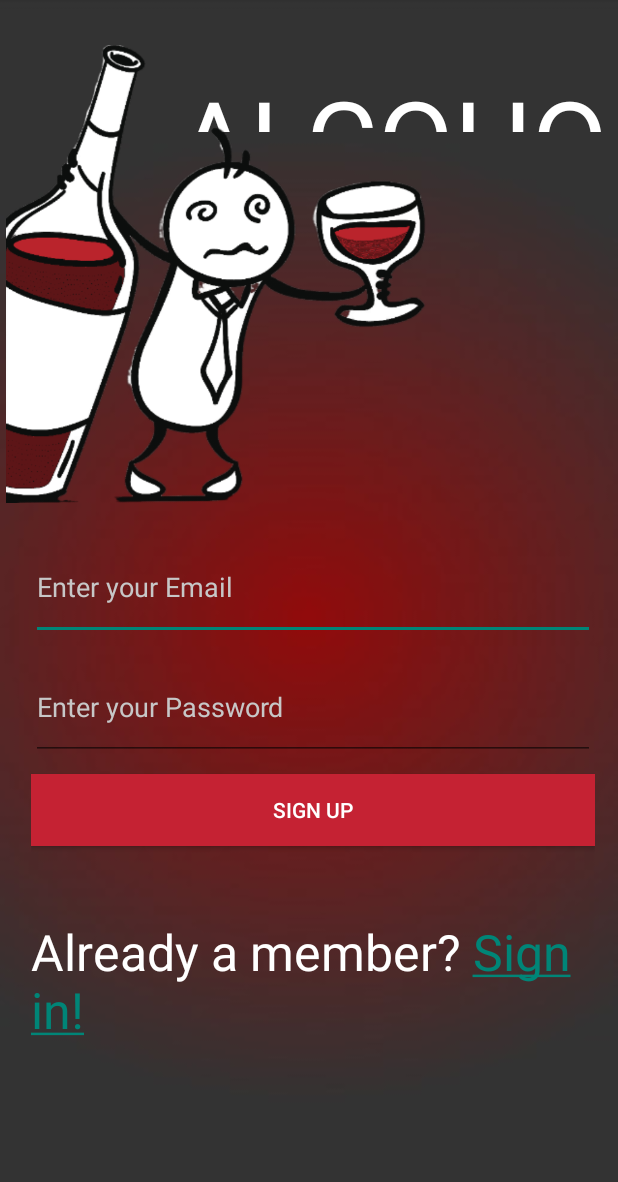
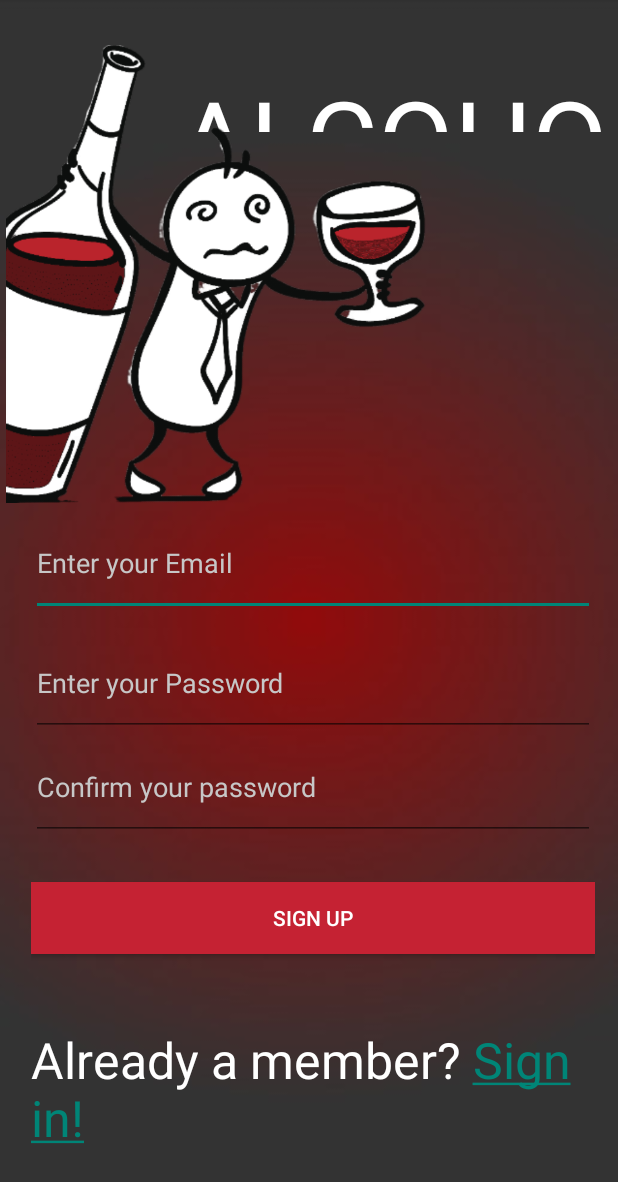
Before and after one commit to jeffthechristian/MPI2-COURSEWORK, an Android app: the SignupActivity screen opened directly, with no data from a screen before it, on a phone screen of 412 x 824 dp. Shown: the top 1182 px of the screen. Run offline under Robolectric (Android 15) with nearby library versions, the phone set to English and light mode, and no system bars; our stand-ins replace Firebase (no records; nobody signed in at launch, a user with empty details on screens opened directly).

Commit message:
sign up confirm password added

```diff
--- a/Alcholator/app/src/main/java/com/example/alcholator/DataInput.java
+++ b/Alcholator/app/src/main/java/com/example/alcholator/DataInput.java
@@ -76,11 +76,17 @@ public class DataInput extends AppCompatActivity {
                             DataEntry dataEntry = new DataEntry(uid, weight, gender);
                             dataRef.child(uid).setValue(dataEntry);
                             Toast.makeText(DataInput.this, "Data updated.", Toast.LENGTH_LONG).show();
+
+                            Intent intent = new Intent(DataInput.this, ProfileActivity.class);
+                            startActivity(intent);
                         } else {
                             // User does not have existing data, create new node
                             DataEntry dataEntry = new DataEntry(uid, weight, gender);
                             dataRef.child(uid).setValue(dataEntry);
                             Toast.makeText(DataInput.this, "Data saved.", Toast.LENGTH_LONG).show();
+
+                            Intent intent = new Intent(DataInput.this, ProfileActivity.class);
+                            startActivity(intent);
                         }
                     }
 
--- a/Alcholator/app/src/main/java/com/example/alcholator/SignupActivity.java
+++ b/Alcholator/app/src/main/java/com/example/alcholator/SignupActivity.java
@@ -19,7 +19,7 @@ import com.google.firebase.auth.FirebaseAuth;
 
 public class SignupActivity extends AppCompatActivity {
 
-    private EditText emailTextView, passwordTextView;
+    private EditText emailTextView, passwordTextView, confirmPasswordTextView;
     private ProgressBar progressBar;
     private FirebaseAuth mAuth;
 
@@ -36,6 +36,7 @@ public class SignupActivity extends AppCompatActivity {
         passwordTextView = findViewById(R.id.passwd);
         Button btn = findViewById(R.id.btnregister);
         progressBar = findViewById(R.id.progressbar);
+        confirmPasswordTextView = findViewById(R.id.passwd2);
 
         // Set on Click Listener on Registration button
         btn.setOnClickListener(v -> registerNewUser());
@@ -61,9 +62,15 @@ public class SignupActivity extends AppCompatActivity {
         progressBar.setVisibility(View.VISIBLE);
 
         // Take the value of two edit texts in Strings
-        String email, password;
+        String email, password, confirmPassword;
         email = emailTextView.getText().toString();
         password = passwordTextView.getText().toString();
+        confirmPassword = confirmPasswordTextView.getText().toString();
+
+        if (password != confirmPassword) {
+            Toast.makeText(getApplicationContext(), "Passwords doesn't match!", Toast.LENGTH_SHORT).show();
+            return;
+        }
 
         // Validations for input email and password
         if (TextUtils.isEmpty(email)) {
--- a/Alcholator/app/src/main/res/layout/activity_signup.xml
+++ b/Alcholator/app/src/main/res/layout/activity_signup.xml
@@ -35,10 +35,11 @@
         app:srcCompat="@drawable/drunk_man" />
 
     <RelativeLayout
+        android:id="@+id/relativeLayout"
         android:layout_width="match_parent"
         android:layout_height="match_parent"
         android:layout_marginStart="5dp"
-        android:layout_marginTop="300dp"
+        android:layout_marginTop="284dp"
         android:gravity="center_vertical"
         android:orientation="vertical"
         android:padding="15dp"
@@ -55,8 +56,8 @@
             android:layout_alignParentTop="true"
             android:layout_marginTop="41dp"
             android:hint="Enter your Email"
-            android:textColorHint="@color/gray"
-            android:textColor="@color/white" />
+            android:textColor="@color/white"
+            android:textColorHint="@color/gray" />
 
         <EditText
             android:id="@+id/passwd"
@@ -65,16 +66,16 @@
             android:layout_below="@+id/email"
             android:layout_marginTop="10dp"
             android:hint="Enter your Password"
-            android:textColorHint="@color/gray"
             android:inputType="textPassword"
-            android:textColor="@color/white" />
+            android:textColor="@color/white"
+            android:textColorHint="@color/gray" />
 
         <Button
             android:id="@+id/btnregister"
             android:layout_width="match_parent"
             android:layout_height="wrap_content"
             android:layout_below="@+id/passwd"
-            android:layout_marginTop="9dp"
+            android:layout_marginTop="97dp"
             android:background="@drawable/button_style"
             android:text="SIGN UP"
             android:textColor="@color/white" />
@@ -97,6 +98,17 @@
             android:layout_width="wrap_content"
             android:layout_height="wrap_content"
             android:visibility="gone" />
+
+        <EditText
+            android:id="@+id/passwd2"
+            android:layout_width="match_parent"
+            android:layout_height="70dp"
+            android:layout_alignBottom="@+id/passwd"
+            android:layout_marginBottom="-69dp"
+            android:hint="Confirm your password"
+            android:inputType="textPassword"
+            android:textColor="@color/white"
+            android:textColorHint="@color/gray" />
     </RelativeLayout>
 
 </androidx.constraintlayout.widget.ConstraintLayout>
```
Also changed, not shown: Alcholator/app/src/main/java/com/example/alcholator/ProfileActivity.java (+43 -4 lines), Alcholator/app/src/main/res/layout/activity_profile.xml (+35 -5 lines).
